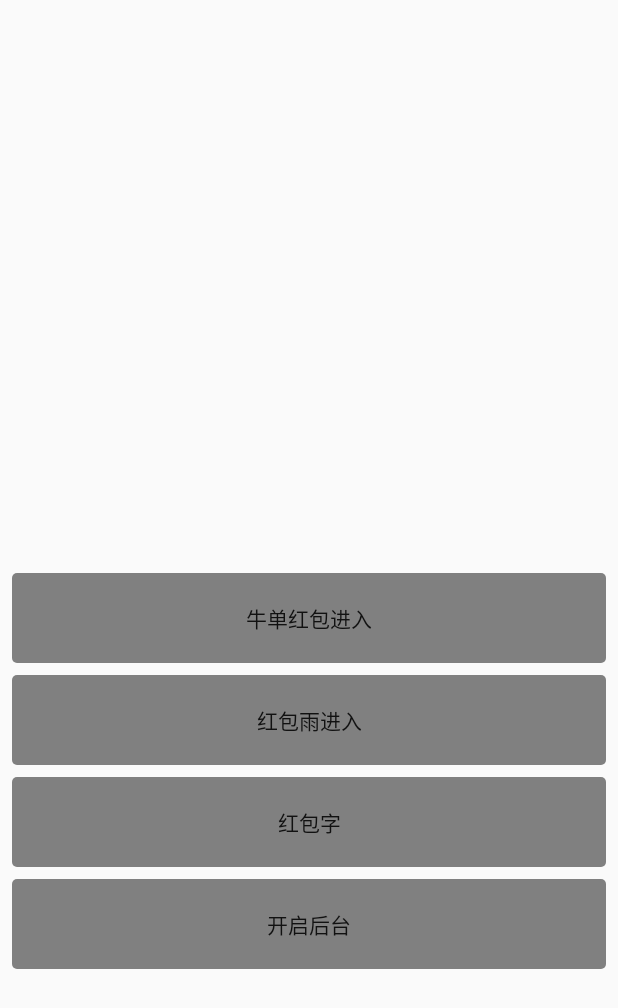
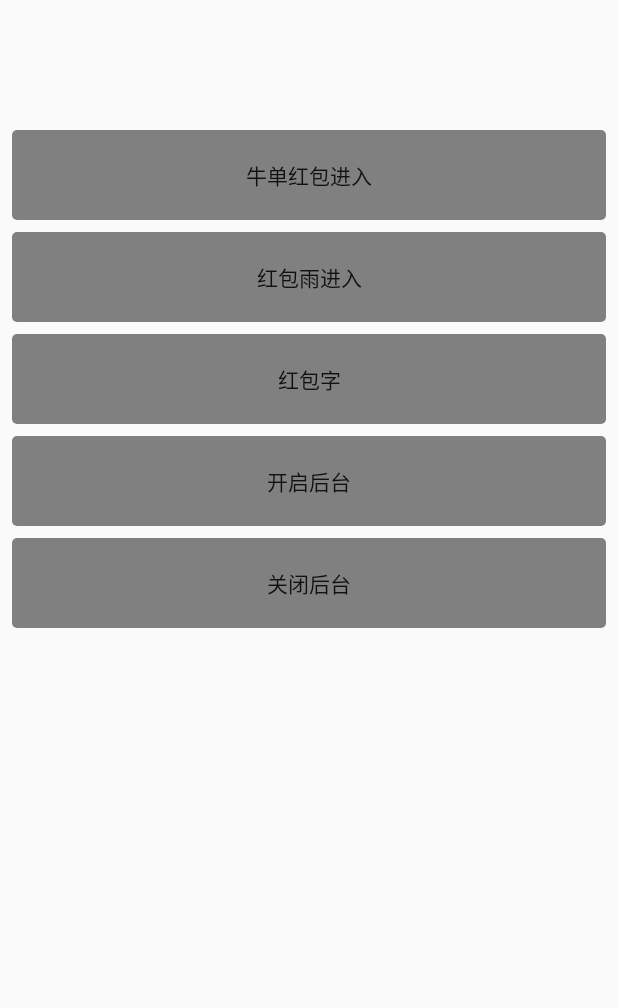
Before and after one commit to jplayer-top/LianZhong, an Android app: the screen it shows after launch (MainActivity), on a phone screen of 412 x 824 dp. Shown: the top 1008 px of the screen. Run offline under Robolectric (Android 15) with nearby library versions, the phone set to English and light mode, and no system bars.

```diff
--- a/app/src/main/java/top/jplayer/lianzhong/MainActivity.java
+++ b/app/src/main/java/top/jplayer/lianzhong/MainActivity.java
@@ -25,5 +25,8 @@ public class MainActivity extends AppCompatActivity {
         findViewById(R.id.btn3).setOnClickListener(view ->
                 startService(new Intent(getApplicationContext(), WhiteService.class))
         );
+        findViewById(R.id.btn4).setOnClickListener(view ->
+                stopService(new Intent(getApplicationContext(), WhiteService.class))
+        );
     }
 }
--- a/app/src/main/res/layout/activity_main.xml
+++ b/app/src/main/res/layout/activity_main.xml
@@ -1,8 +1,13 @@
 <?xml version="1.0" encoding="utf-8"?>
-<android.support.constraint.ConstraintLayout
+<android.support.v4.widget.NestedScrollView
     xmlns:android="http://schemas.android.com/apk/res/android"
     xmlns:app="http://schemas.android.com/apk/res-auto"
     xmlns:tools="http://schemas.android.com/tools"
+    android:layout_width="match_parent"
+    android:layout_height="match_parent">
+
+    <android.support.constraint.ConstraintLayout
+
         android:layout_width="match_parent"
         android:layout_height="match_parent"
         tools:context="top.jplayer.lianzhong.MainActivity">
@@ -17,7 +22,8 @@
             app:layout_constraintBottom_toBottomOf="parent"
             app:layout_constraintLeft_toLeftOf="parent"
             app:layout_constraintRight_toRightOf="parent"
-        app:layout_constraintTop_toTopOf="parent"/>
+            app:layout_constraintTop_toTopOf="parent"
+            app:layout_constraintVertical_bias="0.23"/>
 
         <Button
             android:id="@+id/btn1"
@@ -45,4 +51,15 @@
             android:background="@drawable/selector_grey_muti_press"
             android:text="开启后台"
             app:layout_constraintTop_toBottomOf="@id/btn2"/>
+
+        <Button
+            android:id="@+id/btn4"
+            android:layout_width="match_parent"
+            android:layout_height="60dp"
+            android:layout_margin="@dimen/dp_10"
+            android:background="@drawable/selector_grey_muti_press"
+            android:text="关闭后台"
+            app:layout_constraintTop_toBottomOf="@id/btn3"/>
     </android.support.constraint.ConstraintLayout>
+
+</android.support.v4.widget.NestedScrollView>
```
Lines whose indentation alone changed are shown as unchanged.
